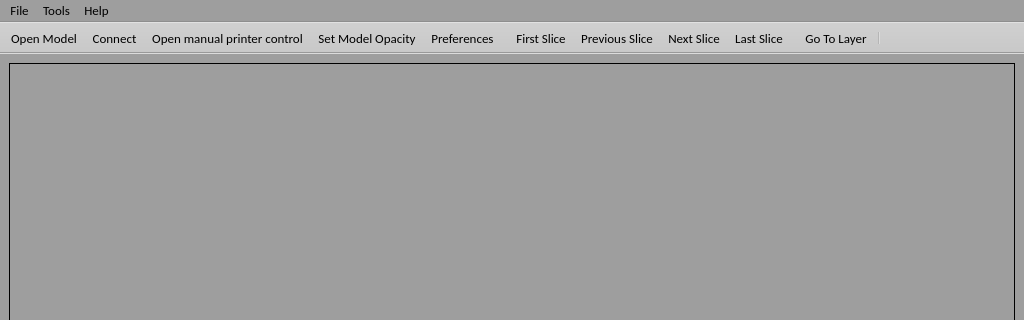
This is 3dlp.ui in wrekr/3dlp-host-software as Qt 5 draws it before an edit; both pictures show x 0 to 1024 and y 0 to 320 of the 1024 by 768 pixel window. The edited form follows.
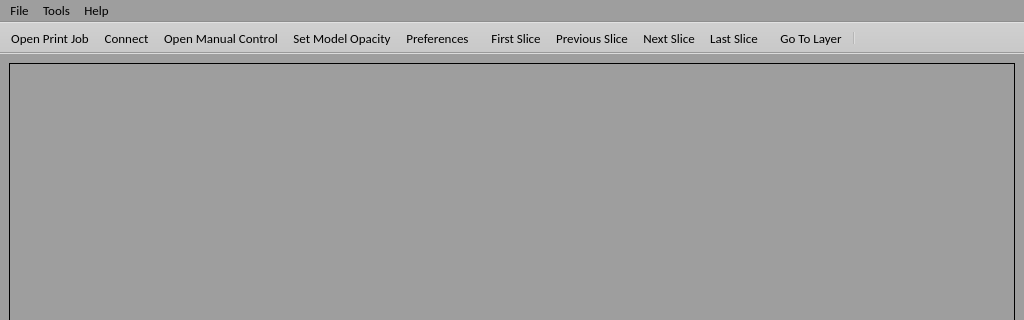
This is the edited form. Icons and pictures are not drawn.

```diff
--- a/3dlp.ui
+++ b/3dlp.ui
@@ -1610,7 +1610,7 @@
      <normaloff>:/Icons/icons/import1.png</normaloff>:/Icons/icons/import1.png</iconset>
    </property>
    <property name="text">
-    <string>Open Model</string>
+    <string>Open Print Job</string>
    </property>
   </action>
   <action name="actionLoad_Image">
@@ -1651,7 +1651,7 @@
      <normaloff>:/Icons/icons/lightbulb_on.png</normaloff>:/Icons/icons/lightbulb_on.png</iconset>
    </property>
    <property name="text">
-    <string>Open manual printer control</string>
+    <string>Open Manual Control</string>
    </property>
   </action>
   <action name="actionPreferences">
```
Left out of the diff: 3 changed lines with no effect on the pictures.
